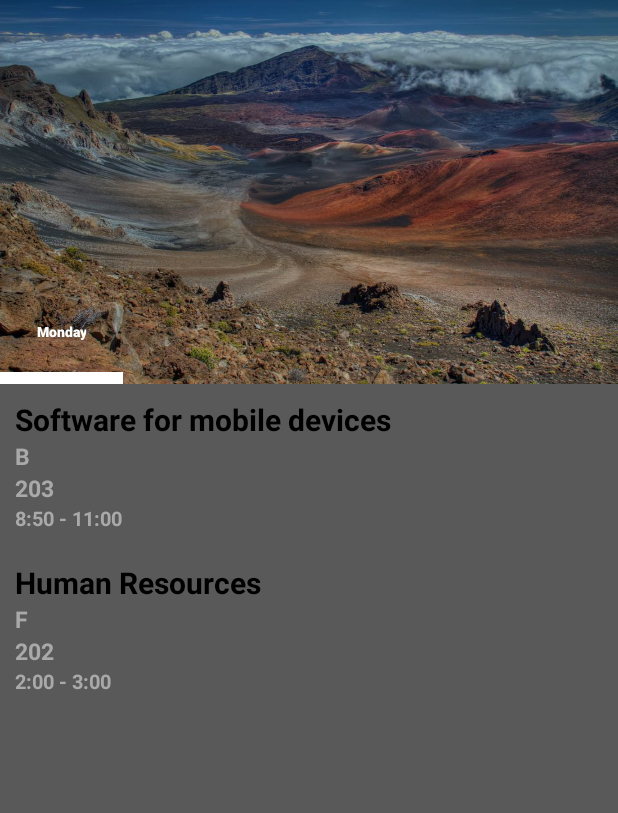
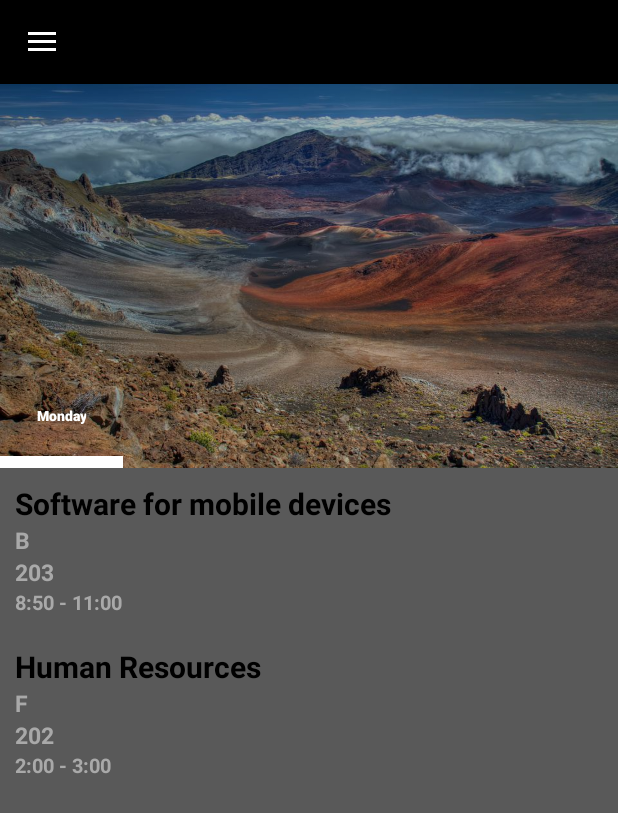
Before and after one commit to Faateh-Jarree/WheresMyClass, an Android app: the ViewScheduleActivity screen opened directly, with no data from a screen before it, on a phone screen of 412 x 824 dp. Shown: the top 813 px of the screen. Run offline under Robolectric (Android 15) with nearby library versions, the phone set to English and light mode, and no system bars; libraries missing offline, so code that uses them is left out: android.support.v7; 1 statement that could not run was skipped.

Commit message:
Second Commit by Jarree: Shiza Drawer working properly, but theme not fixed.

```diff
--- a/app/src/main/res/layout/navigation_drawer.xml
+++ b/app/src/main/res/layout/navigation_drawer.xml
@@ -13,27 +13,11 @@
         android:layout_width="match_parent"
         android:layout_height="?attr/actionBarSize" >
 
-        <android.support.v7.widget.Toolbar
-            android:id="@+id/toolbars"
-            android:layout_width="match_parent"
-            android:layout_height="?attr/actionBarSize"
-            android:background="#000"
-            android:theme="@style/ThemeOverlay.AppCompat.ActionBar" />
-    </FrameLayout>
-    <!-- Container for contents of drawer - use NavigationView to make configuration easier -->
-    <android.support.design.widget.NavigationView
-        android:id="@+id/nav_view"
-        android:layout_width="wrap_content"
-        android:layout_height="match_parent"
-        android:layout_gravity="start"
-        android:fitsSystemWindows="true"
-        app:menu="@menu/drawer_view"
-        app:headerLayout="@layout/nav_header" />
 
-    <FrameLayout
-        android:layout_width="match_parent"
-        android:layout_marginTop="20dp"
-        android:layout_height="wrap_content">
+
+        <!--android:layout_width="match_parent"-->
+        <!--android:layout_marginTop="20dp"-->
+        <!--android:layout_height="wrap_content">-->
         <android.support.design.widget.AppBarLayout
             android:id="@+id/htab_appbar"
             android:layout_width="match_parent"
@@ -41,6 +25,13 @@
             android:background="?attr/colorPrimary"
             android:fitsSystemWindows="true"
             android:theme="@style/ThemeOverlay.AppCompat.Dark.ActionBar">
+
+            <android.support.v7.widget.Toolbar
+                android:id="@+id/toolbars"
+                android:layout_width="match_parent"
+                android:layout_height="?attr/actionBarSize"
+                android:background="#000"
+                android:theme="@style/ThemeOverlay.AppCompat.ActionBar" />
 
             <android.support.design.widget.CollapsingToolbarLayout
                 android:id="@+id/htab_collapse_toolbar"
@@ -100,7 +91,15 @@
         </android.support.design.widget.AppBarLayout>
 
     </FrameLayout>
-
+    <!-- Container for contents of drawer - use NavigationView to make configuration easier -->
+    <android.support.design.widget.NavigationView
+        android:id="@+id/nav_view"
+        android:layout_width="wrap_content"
+        android:layout_height="match_parent"
+        android:layout_gravity="start"
+        android:fitsSystemWindows="true"
+        app:menu="@menu/drawer_view"
+        app:headerLayout="@layout/nav_header" />
 
 
     <!--<include layout="@layout/recycler_view"></include>-->
```
Also changed, not shown: app/src/main/java/com/droids/ffs/smd_project/ViewSchedule.java (+0 -9 lines).
